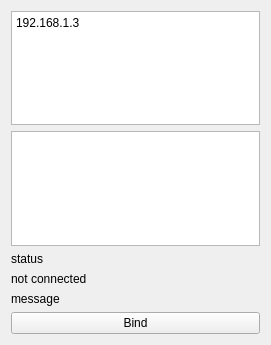
First picture: the form in demo/angel/angelclient/angelclient.ui, repository sriks/decii, before the edit.
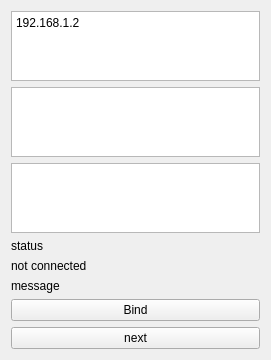
Second picture: the form after the edit.

Diff of the .ui file:
```diff
--- a/demo/angel/angelclient/angelclient.ui
+++ b/demo/angel/angelclient/angelclient.ui
@@ -17,13 +17,16 @@
    <item>
     <widget class="QPlainTextEdit" name="hostAddressTextEdit">
      <property name="plainText">
-      <string>192.168.1.3</string>
+      <string>192.168.1.2</string>
      </property>
     </widget>
    </item>
    <item>
     <widget class="QTextEdit" name="hostPortTextEdit"/>
    </item>
+   <item>
+    <widget class="QTextEdit" name="playerConsole"/>
+   </item>
    <item>
     <widget class="QLabel" name="statusLabel">
      <property name="text">
@@ -52,6 +55,13 @@
      </property>
     </widget>
    </item>
+   <item>
+    <widget class="QPushButton" name="nextButton">
+     <property name="text">
+      <string>next</string>
+     </property>
+    </widget>
+   </item>
   </layout>
  </widget>
  <layoutdefault spacing="6" margin="11"/>
```
